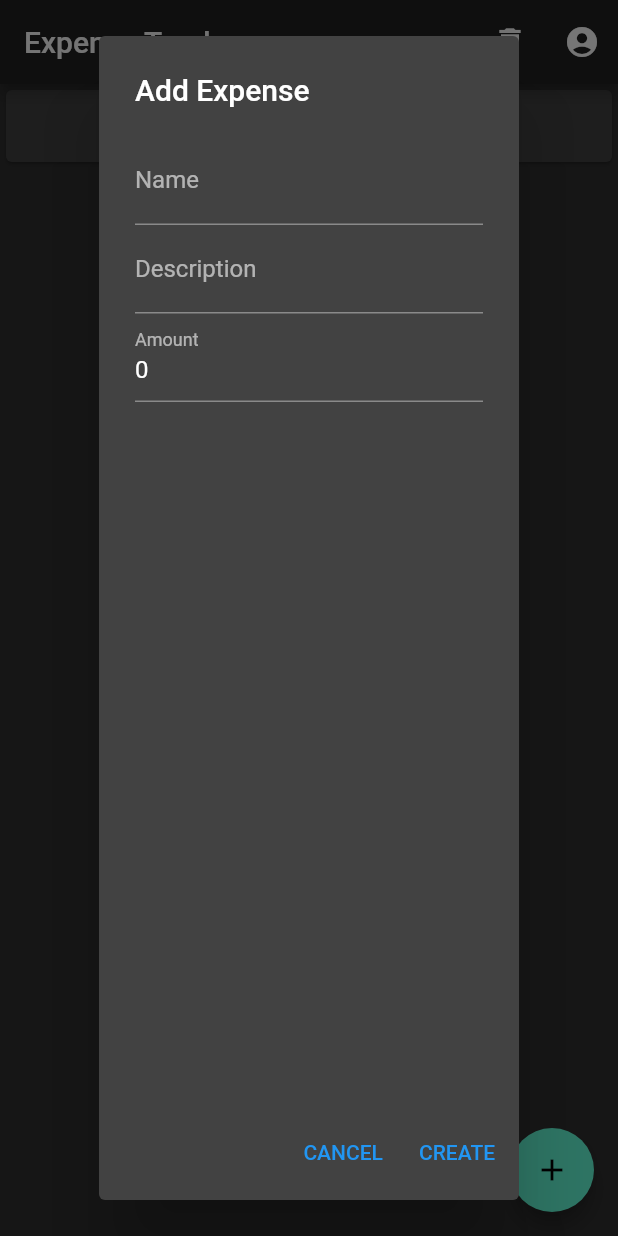
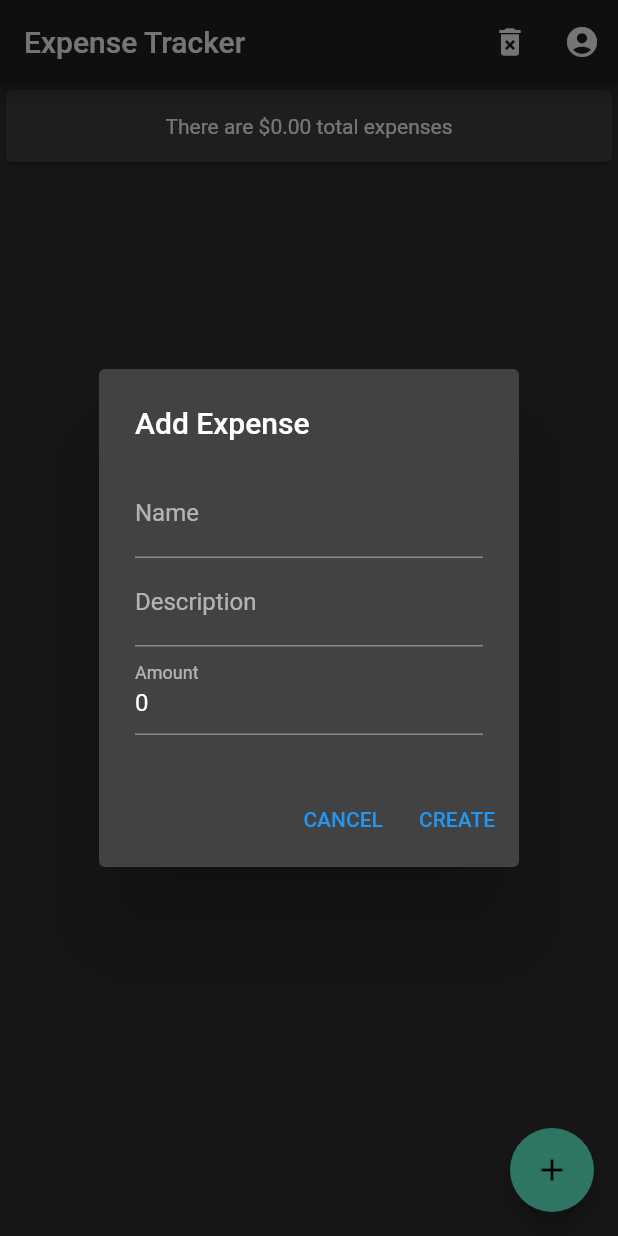
Before and after one commit to GregoryConrad/expense-tracker, a Flutter app: the screen it shows once a user with an empty profile is signed in, after a tap on the "add" icon, on a phone screen of 412 x 824 dp. Run offline on Flutter 3.47's test engine with Material 2 defaults, Android fonts, the light colour scheme and no system bars; our stand-ins replace cloud_firestore, firebase_auth; accounts and stored records are empty; network calls fail.

Commit message:
Made minor improvements

```diff
--- a/lib/main.dart
+++ b/lib/main.dart
@@ -1,8 +1,8 @@
 import 'package:expense_tracker/model/auth_repository.dart';
 import 'package:expense_tracker/model/data_repository.dart';
 import 'package:expense_tracker/model/expense.dart';
+import 'package:expense_tracker/model/extensions.dart';
 import 'package:flutter/material.dart';
-import 'package:intl/intl.dart';
 
 void main() {
   runApp(MaterialApp(
@@ -23,7 +23,7 @@ class LoginWidget extends StatelessWidget {
   Widget build(BuildContext context) {
     return Scaffold(
       body: Center(
-        child: Column(children: [
+        child: Column(mainAxisSize: MainAxisSize.min, children: [
           Text('You need to be signed in to use this application'),
           TextButton.icon(
             onPressed: signIn,
@@ -78,7 +78,7 @@ class HomeWidget extends StatelessWidget {
       context: context,
       builder: (_) => AlertDialog(
         title: Text('Add Expense'),
-        content: Column(children: [
+        content: Column(mainAxisSize: MainAxisSize.min, children: [
           TextFormField(
             decoration: const InputDecoration(labelText: 'Name'),
             onChanged: (s) => name = s,
@@ -174,7 +174,7 @@ class BodyWidget extends StatelessWidget {
           child: Card(
             child: Center(
               child: Text(
-                'There are ${totalAmount.toStringAsFixed(2)} total expenses',
+                'There are ${totalAmount.toCurrency()} total expenses',
               ),
             ),
           ),
@@ -236,7 +236,7 @@ class ExpenseListTile extends StatelessWidget {
         title: Text(expense.name),
         subtitle:
             expense.description.isEmpty ? null : Text(expense.description),
-        trailing: Text(NumberFormat.simpleCurrency().format(expense.amount)),
+        trailing: Text(expense.amount.toCurrency()),
         onLongPress: () => _openInfoDialog(context),
       ),
     );
--- /dev/null
+++ b/lib/model/extensions.dart
@@ -0,0 +1,5 @@
+import 'package:intl/intl.dart';
+
+extension DoubleFormat on double {
+  String toCurrency() => NumberFormat.simpleCurrency().format(this);
+}
--- a/pubspec.yaml
+++ b/pubspec.yaml
@@ -17,7 +17,7 @@ dependencies:
   flutter:
     sdk: flutter
   firebase_auth: ^1.0.1
-  cloud_firestore: ^1.0.1
+  cloud_firestore: ^1.0.2
   intl: ^0.17.0
 
 dev_dependencies:
```
Also changed, not shown: pubspec.lock, 1 other file.
